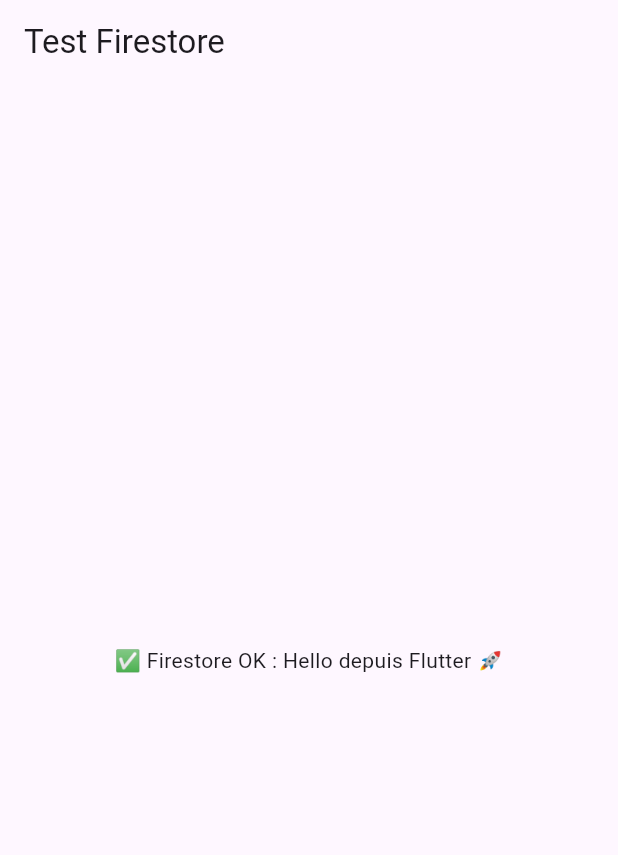
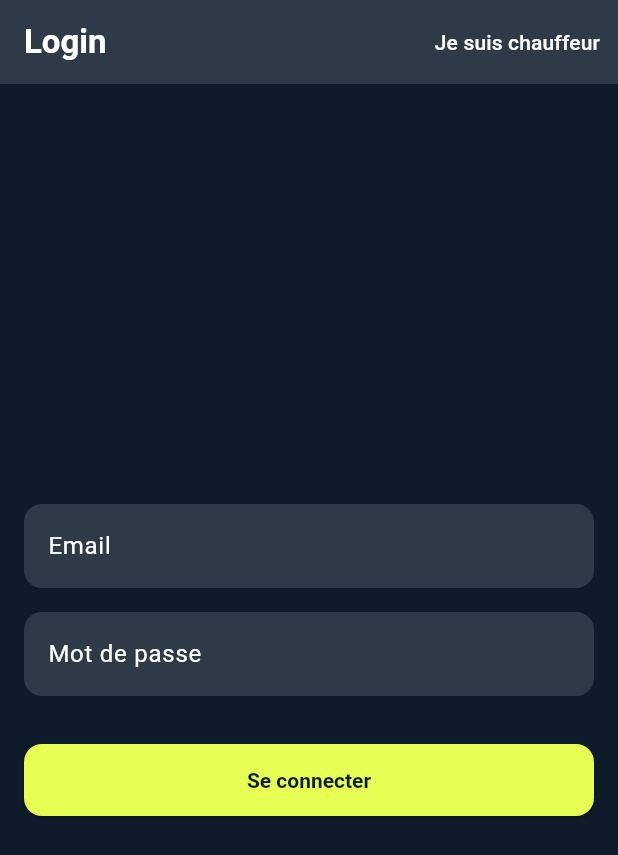
Before and after one commit to ossydreos/projet-2025-mbs-WEBA-SECU, a Flutter app: the screen it shows after launch, on a phone screen of 412 x 824 dp. Shown: the top 855 px of the screen. Run offline on Flutter 3.47's test engine with Material 3 defaults, Android fonts, the phone set to English and light mode, and no system bars; our stand-ins replace cloud_firestore, firebase_core; accounts and stored records are empty.

Commit message:
mise en place du theme

```diff
--- a/lib/main.dart
+++ b/lib/main.dart
@@ -2,6 +2,8 @@ import 'package:flutter/material.dart';
 import 'package:firebase_core/firebase_core.dart';
 import 'package:cloud_firestore/cloud_firestore.dart';
 import 'firebase_options.dart';
+import './screens/login_page.dart';
+import './theme/theme_app.dart';
 
 void main() async {
   WidgetsFlutterBinding.ensureInitialized();
@@ -15,56 +17,9 @@ class MyApp extends StatelessWidget {
   @override
   Widget build(BuildContext context) {
     return MaterialApp(
-      title: 'Firestore Test',
-      home: Scaffold(
-        appBar: AppBar(title: const Text("Test Firestore")),
-        body: const FirestoreTestWidget(),
-      ),
+      title: 'Login v0.1',
+      theme: AppTheme.dark(),
+      home: LoginPage(),
     );
   }
 }
-
-class FirestoreTestWidget extends StatefulWidget {
-  const FirestoreTestWidget({super.key});
-
-  @override
-  State<FirestoreTestWidget> createState() => _FirestoreTestWidgetState();
-}
-
-class _FirestoreTestWidgetState extends State<FirestoreTestWidget> {
-  String _message = "⏳ Envoi en cours...";
-
-  @override
-  void initState() {
-    super.initState();
-    _testFirestore();
-  }
-
-  Future<void> _testFirestore() async {
-    try {
-      // 🔥 Écrire un document
-      await FirebaseFirestore.instance.collection("tests").doc("hello").set({
-        "message": "Hello depuis Flutter 🚀",
-      });
-
-      // 🔥 Lire le document
-      final snapshot = await FirebaseFirestore.instance
-          .collection("tests")
-          .doc("hello")
-          .get();
-
-      setState(() {
-        _message = "✅ Firestore OK : ${snapshot["message"]}";
-      });
-    } catch (e) {
-      setState(() {
-        _message = "❌ Erreur Firestore : $e";
-      });
-    }
-  }
-
-  @override
-  Widget build(BuildContext context) {
-    return Center(child: Text(_message));
-  }
-}
--- /dev/null
+++ b/lib/screens/login_page.dart
@@ -0,0 +1,52 @@
+import 'package:flutter/material.dart';
+
+class LoginPage extends StatelessWidget {
+  final TextEditingController emailController = TextEditingController();
+  final TextEditingController passwordController = TextEditingController();
+
+  @override
+  Widget build(BuildContext context) {
+    return Scaffold(
+      appBar: AppBar(
+        title: Text('Login'),
+        actions: [
+          TextButton(
+            onPressed: () {
+              // Action pour les chauffeurs
+            },
+            child: Text(
+              'Je suis chauffeur',
+              style: TextStyle(color: Colors.white),
+            ),
+          ),
+        ],
+      ),
+      body: Padding(
+        padding: const EdgeInsets.all(16.0),
+        child: Column(
+          mainAxisAlignment: MainAxisAlignment.center,
+          children: [
+            TextField(
+              controller: emailController,
+              decoration: InputDecoration(labelText: 'Email'),
+              keyboardType: TextInputType.emailAddress,
+            ),
+            SizedBox(height: 16),
+            TextField(
+              controller: passwordController,
+              decoration: InputDecoration(labelText: 'Mot de passe'),
+              obscureText: true,
+            ),
+            SizedBox(height: 32),
+            ElevatedButton(
+              onPressed: () {
+                // Logique de connexion à ajouter ici
+              },
+              child: Text('Se connecter'),
+            ),
+          ],
+        ),
+      ),
+    );
+  }
+}
--- /dev/null
+++ b/lib/theme/theme_app.dart
@@ -0,0 +1,58 @@
+import 'package:flutter/material.dart';
+
+class AppColors {
+  static const background = Color(0xFF0D1B2A);
+  static const surface = Color(0xFF2E3A47);
+  static const textSecondary = Color(0xFF476582);
+  static const accent = Color(0xFFE7FE55);
+}
+
+class AppTheme {
+  static ThemeData dark() {
+    const cs = ColorScheme.dark(
+      primary: AppColors.accent, // CTA, boutons
+      secondary: AppColors.textSecondary,
+      background: AppColors.background, // fond global
+      surface: AppColors.surface, // cartes / panneaux
+    );
+
+    return ThemeData(
+      brightness: Brightness.dark,
+      colorScheme: cs,
+      scaffoldBackgroundColor: AppColors.background,
+      appBarTheme: const AppBarTheme(
+        backgroundColor: AppColors.surface,
+        foregroundColor: Colors.white,
+        elevation: 0,
+      ),
+      iconTheme: const IconThemeData(color: AppColors.textSecondary),
+      cardColor: AppColors.surface,
+      textTheme: const TextTheme(
+        // adapte selon besoin
+        titleLarge: TextStyle(color: Colors.white, fontWeight: FontWeight.bold),
+        bodyLarge: TextStyle(color: AppColors.textSecondary),
+        bodyMedium: TextStyle(color: Colors.white),
+      ),
+      elevatedButtonTheme: ElevatedButtonThemeData(
+        style: ElevatedButton.styleFrom(
+          backgroundColor: AppColors.accent,
+          foregroundColor: AppColors.background,
+          textStyle: const TextStyle(fontWeight: FontWeight.w700),
+          minimumSize: const Size.fromHeight(48),
+          shape: RoundedRectangleBorder(
+            borderRadius: BorderRadius.circular(12),
+          ),
+        ),
+      ),
+      inputDecorationTheme: InputDecorationTheme(
+        filled: true,
+        fillColor: AppColors.surface,
+        hintStyle: const TextStyle(color: AppColors.textSecondary),
+        border: OutlineInputBorder(
+          borderRadius: BorderRadius.circular(12),
+          borderSide: BorderSide.none,
+        ),
+      ),
+    );
+  }
+}
```
